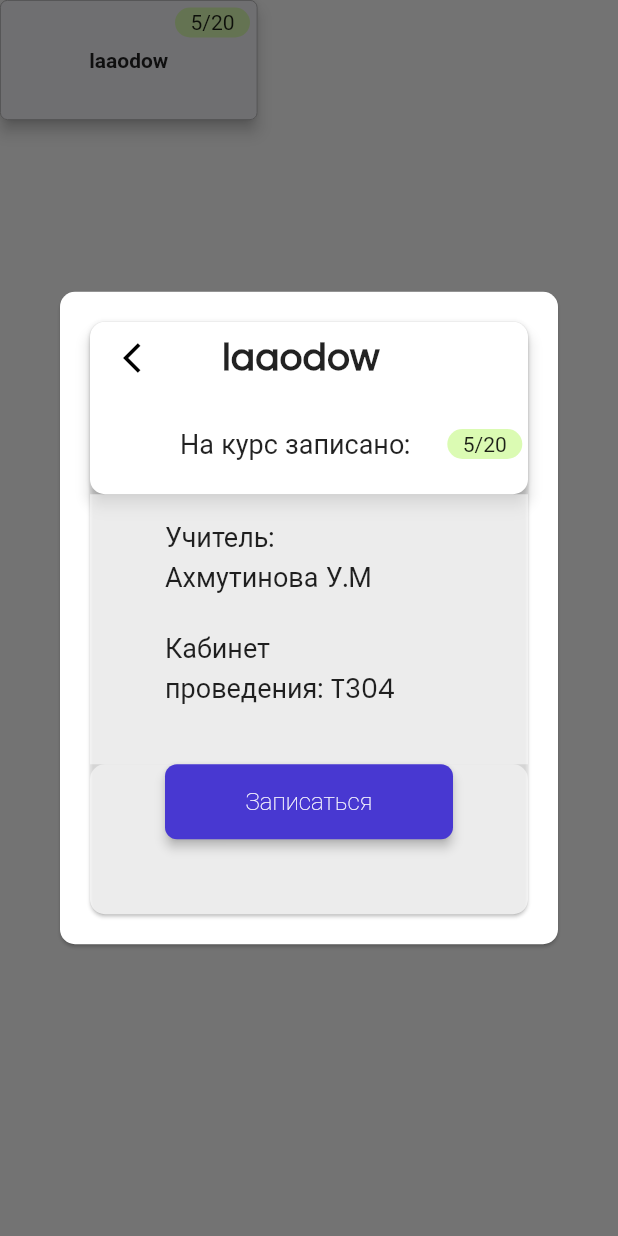
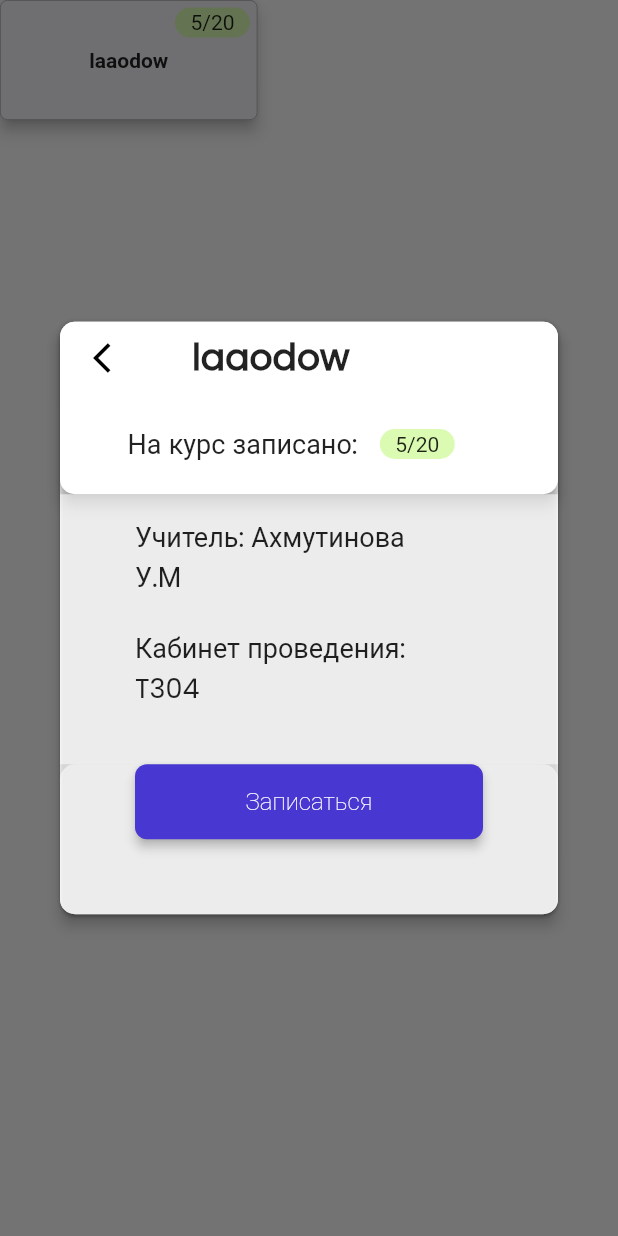
Before and after one commit to Akanov-Kanta/Courses, a Flutter app: the TopicCourseTile widget shown alone on an empty page, opened directly, after a tap on "laaodow", on a phone screen of 412 x 824 dp. Run offline on Flutter 3.47's test engine with Material 2 defaults, Android fonts, the light colour scheme and no system bars; our stand-ins replace awesome_dialog, google_fonts.

Commit message:
popup added

```diff
--- a/lib/pages/courses/customdialog.dart
+++ b/lib/pages/courses/customdialog.dart
@@ -10,7 +10,7 @@ class CustomDialog extends StatelessWidget {
   @override
   Widget build(BuildContext context) {
     return Dialog(
-      elevation: 1,
+      elevation: 4,
       shape: RoundedRectangleBorder(
         borderRadius: BorderRadius.circular(10),
       ),
@@ -21,8 +21,6 @@ class CustomDialog extends StatelessWidget {
           children: [
             Align(
               alignment: AlignmentDirectional(0, 0),
-              child: Padding(
-                padding: EdgeInsetsDirectional.fromSTEB(20, 20, 20, 20),
               child: Material(
                 color: Colors.black12,
                 elevation: 1,
@@ -54,7 +52,7 @@ class CustomDialog extends StatelessWidget {
                                 Align(
                                   alignment: AlignmentDirectional(0, -1),
                                   child: Row(
-                                      mainAxisSize: MainAxisSize.max,
+                                    mainAxisSize: MainAxisSize.min,
                                     crossAxisAlignment: CrossAxisAlignment.center,
                                     children: [
                                       Padding(
@@ -72,14 +70,20 @@ class CustomDialog extends StatelessWidget {
                                           },
                                         ),
                                       ),
-                                        Padding(
+                                      Expanded(
+                                        child: Padding(
                                           padding: EdgeInsetsDirectional.fromSTEB(30, 0, 0, 0),
+                                          child: SizedBox(
+                                            width: double.infinity,
                                             child: Text(
                                               topicNAME,
+                                              softWrap: true,
                                               style: TextStyle(
                                                 fontFamily: 'Poppins',
                                                 fontSize: 24,
                                                 fontWeight: FontWeight.bold,
+                                              ),
+                                            ),
                                           ),
                                         ),
                                       ),
@@ -89,10 +93,8 @@ class CustomDialog extends StatelessWidget {
                                 Row(
                                   mainAxisSize: MainAxisSize.max,
                                   children: [
-                                      Align(
-                                        alignment: AlignmentDirectional(0, 0),
-                                        child: Padding(
-                                          padding: EdgeInsetsDirectional.fromSTEB(60, 20, 0, 20),
+                                    Padding(
+                                      padding: EdgeInsetsDirectional.fromSTEB(45, 20, 0, 20),
                                       child: Text(
                                         'На курс записано: ',
                                         style: TextStyle(
@@ -101,11 +103,8 @@ class CustomDialog extends StatelessWidget {
                                         ),
                                       ),
                                     ),
-                                      ),
-                                      Align(
-                                        alignment: AlignmentDirectional(0, 0),
-                                        child: Padding(
-                                          padding: EdgeInsetsDirectional.fromSTEB(20, 20, 0, 20),
+                                    Padding(
+                                      padding: EdgeInsetsDirectional.fromSTEB(10, 20, 0, 20),
                                       child: SizedBox(
                                           height: 20,
                                           width: 50,
@@ -118,7 +117,6 @@ class CustomDialog extends StatelessWidget {
                                                       ? TransGreen
                                                       : TransRed),
                                               child: Center(child: Text('$count/$max')))),
-                                        ),
                                     ),
                                   ],
                                 ),
@@ -220,7 +218,6 @@ class CustomDialog extends StatelessWidget {
                 ),
               ),
             ),
-            ),
           ],
         ),
       ),
--- a/lib/pages/courses/topic_courses.dart
+++ b/lib/pages/courses/topic_courses.dart
@@ -155,7 +155,7 @@ class _TopicCoursesState extends State<TopicCourses> {
                         max: 20,
                       ),
                       TopicCourseTile(
-                        heading: 'laaodow',
+                        heading: 'Подготовка проектов по информатике',
                         count: 5,
                         max: 20,
                       ),
@@ -207,14 +207,18 @@ class TopicCourseTile extends StatelessWidget {
               elevation: 4,
               borderRadius: BorderRadius.circular(5),
               child: Container(
+                padding: EdgeInsets.all(10),
                 decoration: BoxDecoration(
                     borderRadius: BorderRadius.circular(5),
                     color: Color.fromARGB(255, 242, 241, 247),
                     border: Border.all(color: Colors.grey, width: 0.5)),
                 child: Center(
-                  child: Text(
-                    heading,
-                    style: TextStyle(fontWeight: FontWeight.bold),
+                  child: FittedBox(
+                    fit: BoxFit.contain,
+                    child: Text(
+                      heading,
+                      style: TextStyle(fontWeight: FontWeight.bold),
+                    ),
                   ),
                 ),
               ),
```
Also changed, not shown: lib/pages/courses/entry_page.dart (deleted, +0 -227 lines). Lines whose indentation alone changed are shown as unchanged.
